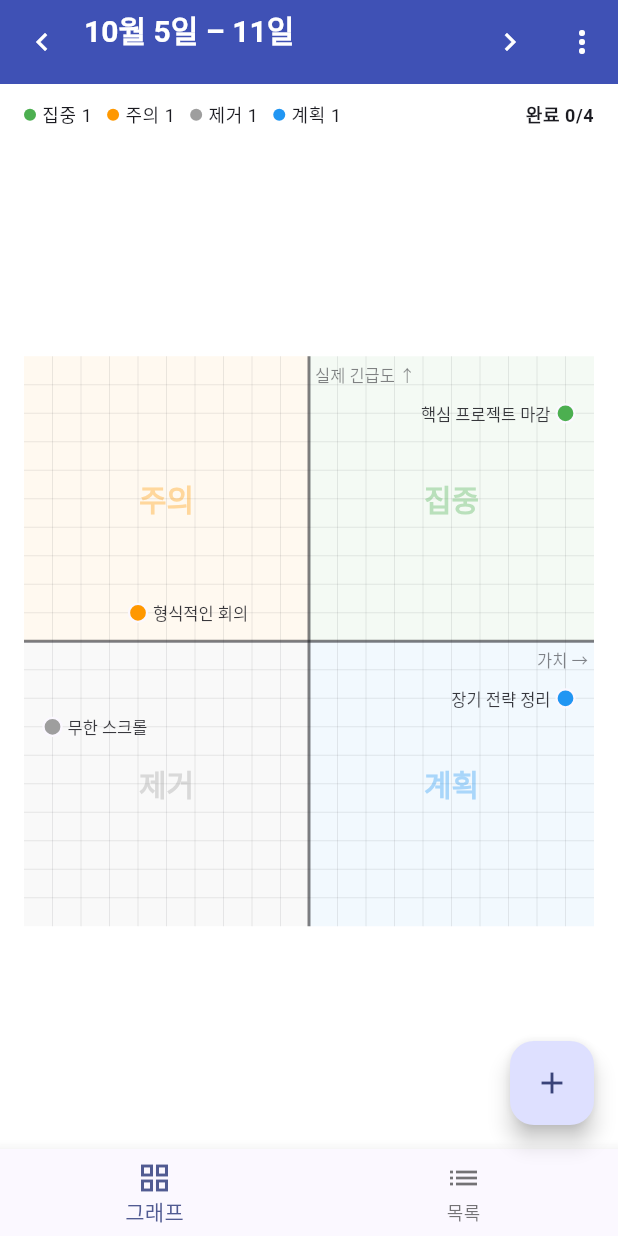
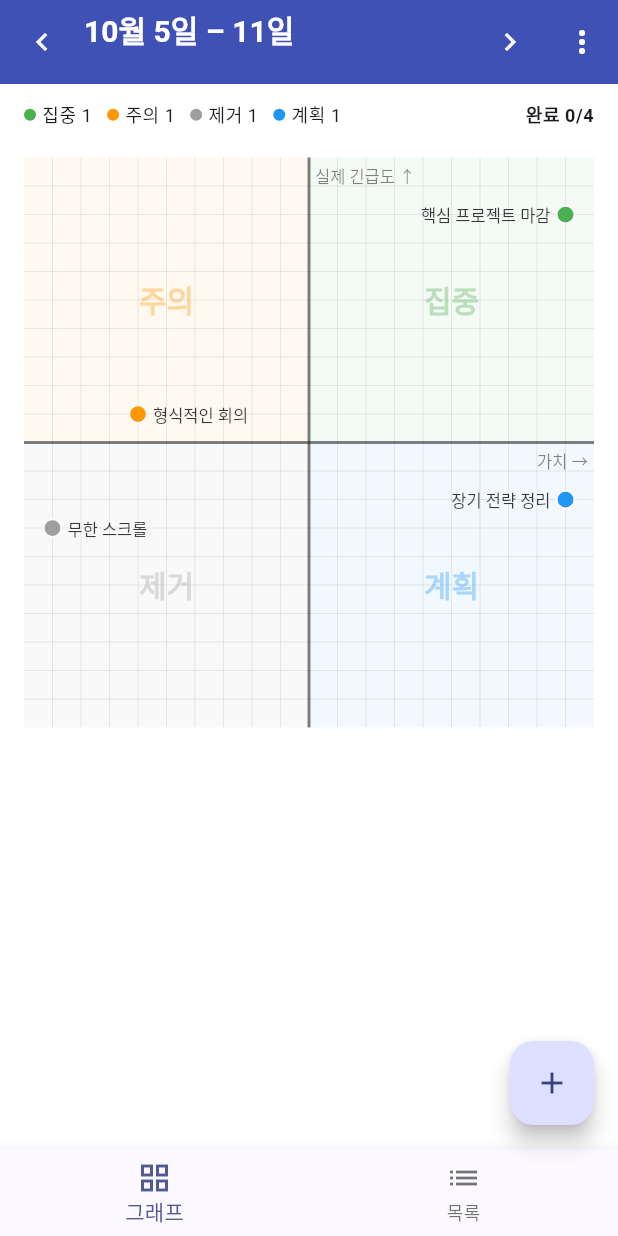
Before and after one commit to hansang-lee/quadranti, a Flutter app: the HomeScreen screen opened directly, after a tap on "예시 태스크 불러오기", on a phone screen of 412 x 824 dp. Run offline on Flutter 3.47's test engine with Material 3 defaults, Android fonts, the phone set to English and light mode, and no system bars; our stand-ins replace file_picker, flutter_svg, hive_ce, hive_ce_flutter; accounts and stored records are empty; Roboto replaces fonts that are missing (IBMPlexSansKR).

Commit message:
fix: the + button no longer covers the graph's lower-right corner
The graph was the largest square centred in the body, and the floating
+ button sits over the bottom of the body, so on a 360 dp phone (the
emulator less its status bar, 360x616) it covered the corner of the
계획 quadrant, where tasks are drawn. The graph now sits at the top
with a 16 dp margin and keeps 88 dp (margin + button + gap) clear at
the bottom. A widget test checks that the two never overlap at five
screen sizes (it fails at 360x616 and 360x560 without the fix); the
scenario screenshots show the button below the graph. PLAN 3.11.

Co-Authored-By: Claude Opus 5.5 <noreply@anthropic.com>
Claude-Session: https://claude.ai/code/session_01PVkcdcJFZJ1vngzwFMkUaQ

```diff
--- a/lib/screens/graph_view.dart
+++ b/lib/screens/graph_view.dart
@@ -20,13 +20,21 @@ class GraphView extends StatelessWidget {
 
     return LayoutBuilder(
       builder: (context, constraints) {
-        // Largest square that fits, with room for the FAB.
+        // Largest square that fits between a 16 dp margin and the + button,
+        // which floats over the bottom of the body (16 dp margin + 56 dp
+        // button + 16 dp gap). Centring the square used to put its lower
+        // corner under the button on a 360 dp phone.
+        const margin = 16.0;
+        const fabReserve = 16.0 + 56.0 + 16.0;
         final side = math.max(
           0.0,
-          math.min(constraints.maxWidth, constraints.maxHeight) - 32,
+          math.min(constraints.maxWidth - 2 * margin, constraints.maxHeight - margin - fabReserve),
         );
         final size = Size(side, side);
-        return Center(
+        return Align(
+          alignment: Alignment.topCenter,
+          child: Padding(
+            padding: const EdgeInsets.only(top: margin),
             child: GestureDetector(
               key: const Key('graph'),
               onTapUp: (details) {
@@ -43,6 +51,7 @@ class GraphView extends StatelessWidget {
                   tasks: tasks,
                   ink: Theme.of(context).colorScheme.onSurface,
                   surface: Theme.of(context).colorScheme.surface,
+                ),
               ),
             ),
           ),
```
Also changed, not shown: 3 other files. Lines whose indentation alone changed are shown as unchanged.
